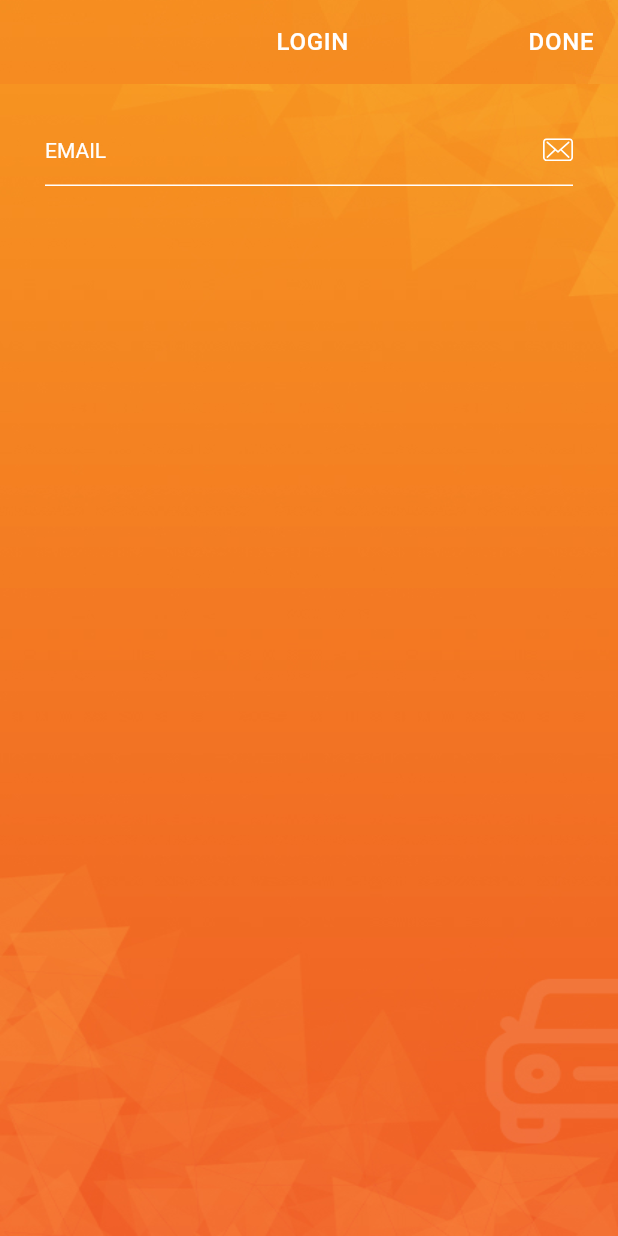
After one commit to Perfectedge/carnotautomart-flutter, a Flutter app: the LoginScreen screen opened directly, on a phone screen of 412 x 824 dp. The commit adds this screen. Run offline on Flutter 3.47's test engine with Material 3 defaults, Android fonts, the phone set to English and light mode, and no system bars; our stand-ins replace cached_network_image, dio, flutter_svg, flutter_typeahead, fluttertoast, get and 2 more; accounts and stored records are empty; network calls fail.

Commit message:
loginscreen on progress

```diff
--- /dev/null
+++ b/lib/ui/auth/login/login_screen.dart
@@ -0,0 +1,161 @@
+import 'package:carnotautomart/ui/utils/helper/device_info.dart';
+import 'package:carnotautomart/ui/utils/helper/helper_functions.dart';
+import 'package:carnotautomart/ui/utils/helper/image_helper.dart';
+import 'package:carnotautomart/ui/utils/helper/spacing_helper.dart';
+import 'package:flutter/material.dart';
+import 'package:flutter_svg/svg.dart';
+import 'package:get/get.dart';
+
+import '../../utils/app_colors.dart';
+
+class LoginScreen extends StatefulWidget {
+  const LoginScreen({super.key});
+
+  @override
+  State<LoginScreen> createState() => _LoginScreenState();
+}
+
+class _LoginScreenState extends State<LoginScreen> {
+  TextEditingController emailControlelr=TextEditingController();
+  TextEditingController passwordControlelr=TextEditingController();
+  @override
+  Widget build(BuildContext context) {
+    final textTheme = Theme.of(context).textTheme;
+    return GestureDetector(
+      onTap: () {
+        hideKyBoard(context);
+      },
+      child: Container(
+        decoration: const BoxDecoration(color: colorLightOrange),
+        child: SafeArea(
+          top: true,
+          bottom: false,
+          child: Scaffold(
+            resizeToAvoidBottomInset: false,
+            appBar: AppBar(
+              automaticallyImplyLeading: false,
+              centerTitle: true,
+              elevation: 0,
+              title: Row(
+                mainAxisAlignment: MainAxisAlignment.center,
+                crossAxisAlignment: CrossAxisAlignment.center,
+                children: [
+                  Expanded(child: Container()),
+                  Expanded(
+                      child: Text(
+                    'login'.toUpperCase(),
+                    style: textTheme.labelMedium?.copyWith(
+                        fontWeight: FontWeight.w500, color: Colors.white),
+                  )),
+                  InkWell(
+                    onTap: () {
+                      Get.back();
+                    },
+                    child: Text(
+                      'done'.toUpperCase(),
+                      style: textTheme.labelMedium?.copyWith(
+                          fontWeight: FontWeight.w500, color: Colors.white),
+                    ),
+                  ),
+                ],
+              ),
+              flexibleSpace: appbarFlexibleSpace,
+            ),
+            body: Container(
+              height: DeviceInfo(context).height,
+              width: DeviceInfo(context).width,
+              decoration: const BoxDecoration(
+                  image: DecorationImage(
+                      image: AssetImage('assets/images/bg.jpg'),
+                      fit: BoxFit.fill)),
+              padding: const EdgeInsets.symmetric(horizontal: 30),
+              child: SingleChildScrollView(
+                child: Column(
+                  children: [
+                    SpaceHelper.verticalSpaceMedium,
+                    TextBoxWidget(
+                    textTheme: textTheme,
+                    controller: emailControlelr,
+                    lableText: 'Email',
+                    suffixIcon: ImageHelper.icEmail,
+                    ),
+
+                     SpaceHelper.verticalSpaceMedium,
+                    //       TextBoxWidget(
+                    // textTheme: textTheme,
+                    // controller: passwordControlelr,
+                    // lableText: 'Password',
+                    // suffixIcon: ImageHelper.icLock,
+                    // ),
+                  ],
+                ),
+              ),
+            ),
+          ),
+        ),
+      ),
+    );
+  }
+}
+
+class TextBoxWidget extends StatefulWidget {
+   TextBoxWidget({
+    super.key,
+    required this.textTheme,
+    required this.controller,
+    required this.lableText,
+    this.suffixIcon,
+    this.validator,
+    this.isObsecure
+
+  });
+
+  final TextTheme textTheme;
+  final String lableText;
+  final Widget? suffixIcon;
+  final TextEditingController controller;
+  String? Function(String?)? validator;
+   bool? isObsecure;
+
+  @override
+  State<TextBoxWidget> createState() => _TextBoxWidgetState();
+}
+
+class _TextBoxWidgetState extends State<TextBoxWidget> {
+
+
+  @override
+  Widget build(BuildContext context) {
+    return TextFormField(
+      controller: widget.controller,
+
+      cursorColor: Colors.white,
+      scrollPadding: EdgeInsets.zero,
+      obscureText: widget.isObsecure ?? false,
+      style: widget.textTheme.bodyMedium
+          ?.copyWith(letterSpacing: 0, fontWeight: FontWeight.normal),
+
+      decoration: InputDecoration(
+          contentPadding:EdgeInsets.all(0), // Adjust padding as needed
+
+          labelText: widget.lableText.toUpperCase(),
+          labelStyle: widget.textTheme.bodyMedium
+              ?.copyWith(letterSpacing: 0, fontWeight: FontWeight.normal,fontSize:14),
+                //  helperText: ' ',
+          // hintText: _isFocused ? '' : widget.lableText.toUpperCase(),
+          //  hintStyle:widget.textTheme.bodySmall?.copyWith(color: Colors.white),
+
+
+          enabledBorder:_border ,
+          focusedBorder: _border,
+          suffixIcon: widget.suffixIcon,
+          suffixIconConstraints: BoxConstraints(maxHeight: 20,maxWidth: 20)
+          ),
+          validator: widget.validator,
+
+    );
+  }
+
+  final _border=const UnderlineInputBorder(
+                borderSide: BorderSide(color: Colors.white));
+}
--- a/lib/ui/drawer/app_drawer.dart
+++ b/lib/ui/drawer/app_drawer.dart
@@ -1,6 +1,6 @@
 import 'dart:developer';
 
-import 'package:carnotautomart/ui/auth/login/onbording_screen.dart';
+import 'package:carnotautomart/ui/auth/onbording_screen.dart';
 import 'package:carnotautomart/ui/utils/app_colors.dart';
 import 'package:carnotautomart/ui/utils/helper/image_helper.dart';
 import 'package:carnotautomart/ui/utils/helper/spacing_helper.dart';
--- a/lib/ui/utils/helper/helper_functions.dart
+++ b/lib/ui/utils/helper/helper_functions.dart
@@ -1,9 +1,9 @@
 import 'dart:developer';
+import 'dart:io';
 
 import 'package:flutter/material.dart';
 import 'package:get/get.dart';
 import 'package:intl/intl.dart';
-
 
 //Initialising Camera variable
 
@@ -55,6 +55,7 @@ String dateFormat(String inputDate) {
   // log(formattedDate.toString());
   return formattedDate;
 }
+
 String timeFormat(String inputDate) {
   DateTime dateTime = DateTime.parse(inputDate);
   String formattedDate = DateFormat('hh:mm').format(dateTime);
@@ -72,5 +73,12 @@ numberFormat(int inputNumber) {
   return formattedNumber;
 }
 
-//This boolean for checking if the user is in private
-bool isViewingPrivateLive = false;
+//appbar flexibleSpace
+Image appbarFlexibleSpace = Image(
+  height: Platform.isIOS ? 60 : 80, //
+  // height: 115,
+  width: double.infinity,
+  image: const AssetImage(
+      'assets/images/bg_appbar.png'), // Replace with your image path
+  fit: BoxFit.cover,
+);
--- a/lib/ui/utils/helper/image_helper.dart
+++ b/lib/ui/utils/helper/image_helper.dart
@@ -27,6 +27,8 @@ class AssetString {
   static String contact = 'assets/icons/ic_contact.svg';
   static String rateUs = 'assets/icons/ic_rateus.svg';
   static String share = 'assets/icons/ic_share.svg';
+  static String email = 'assets/icons/ic_email.svg';
+  static String lock = 'assets/icons/ic_lock.svg';
 }
 
 class ImageHelper {
@@ -41,4 +43,6 @@ class ImageHelper {
   static final icContact = SvgPicture.asset(AssetString.contact);
   static final icRateUs = SvgPicture.asset(AssetString.rateUs);
   static final icShare = SvgPicture.asset(AssetString.share);
+  static final icEmail = SvgPicture.asset(AssetString.email);
+  static final icLock = SvgPicture.asset(AssetString.lock);
 }
```
Also changed, not shown: lib/ui/auth/login/onbording_screen.dart (deleted, +0 -92 lines), lib/ui/auth/onbording_screen.dart (added, +106 -0 lines), lib/ui/bottom_navigation /bottom_bar.dart (+2 -7 lines), assets/icons/ic_email.svg (added), assets/icons/ic_lock.svg (added), assets/images/bg.jpg (added).
